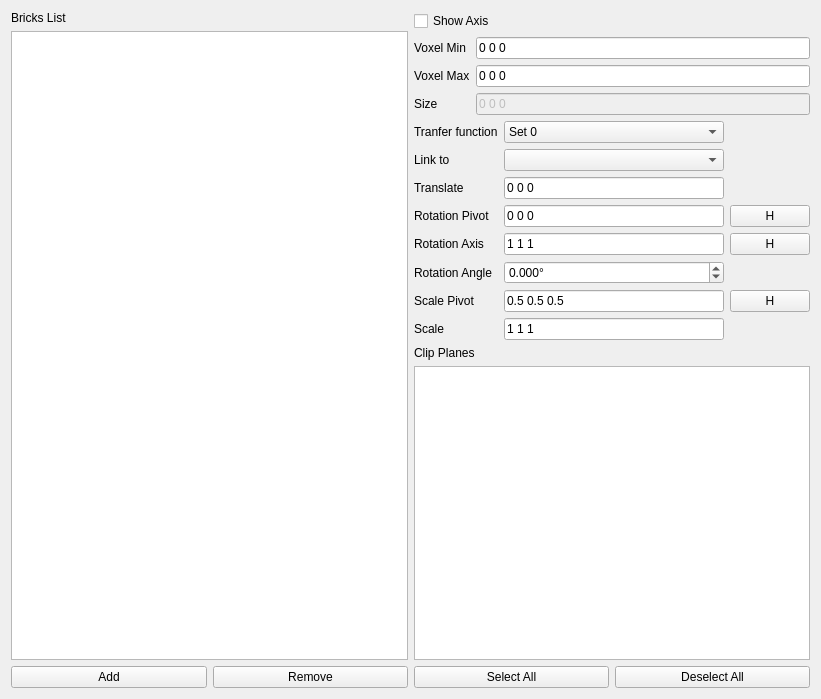
First picture: the form in src/brickswidget.ui, repository antonmx/posmotri, before the edit.
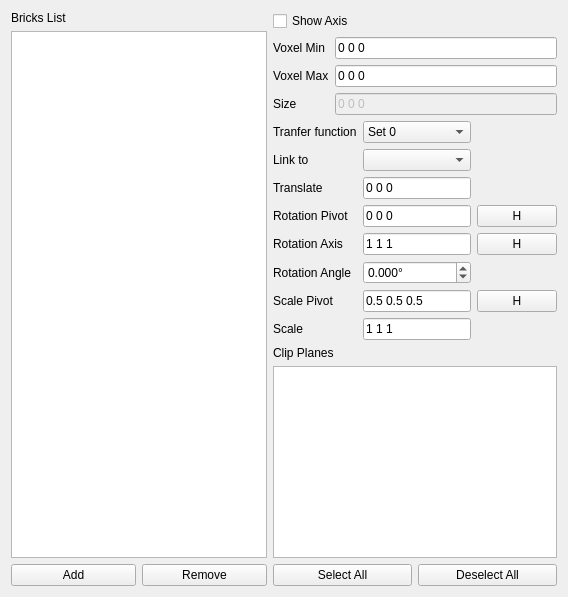
Second picture: the form after the edit. Custom widgets are drawn as their Qt base class.

Patch:
```diff
--- a/src/brickswidget.ui
+++ b/src/brickswidget.ui
@@ -2,14 +2,6 @@
 <ui version="4.0">
  <class>BricksWidget</class>
  <widget class="QWidget" name="BricksWidget">
-  <property name="geometry">
-   <rect>
-    <x>0</x>
-    <y>0</y>
-    <width>821</width>
-    <height>699</height>
-   </rect>
-  </property>
   <property name="windowTitle">
    <string>Bricks Editor</string>
   </property>
```
